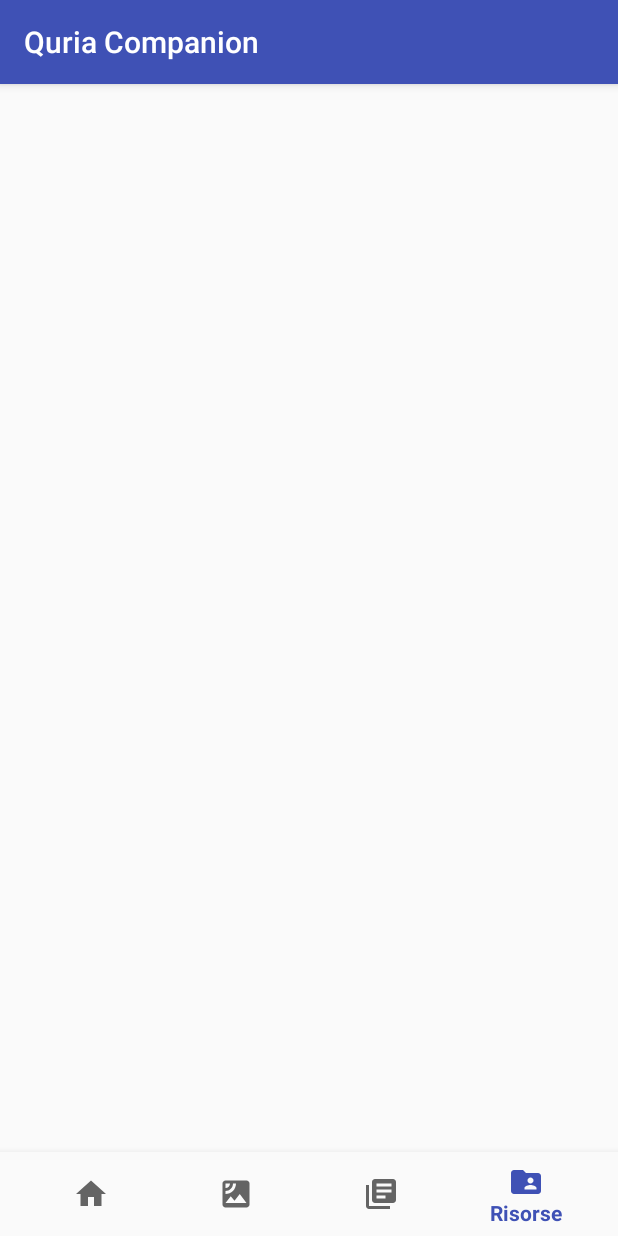
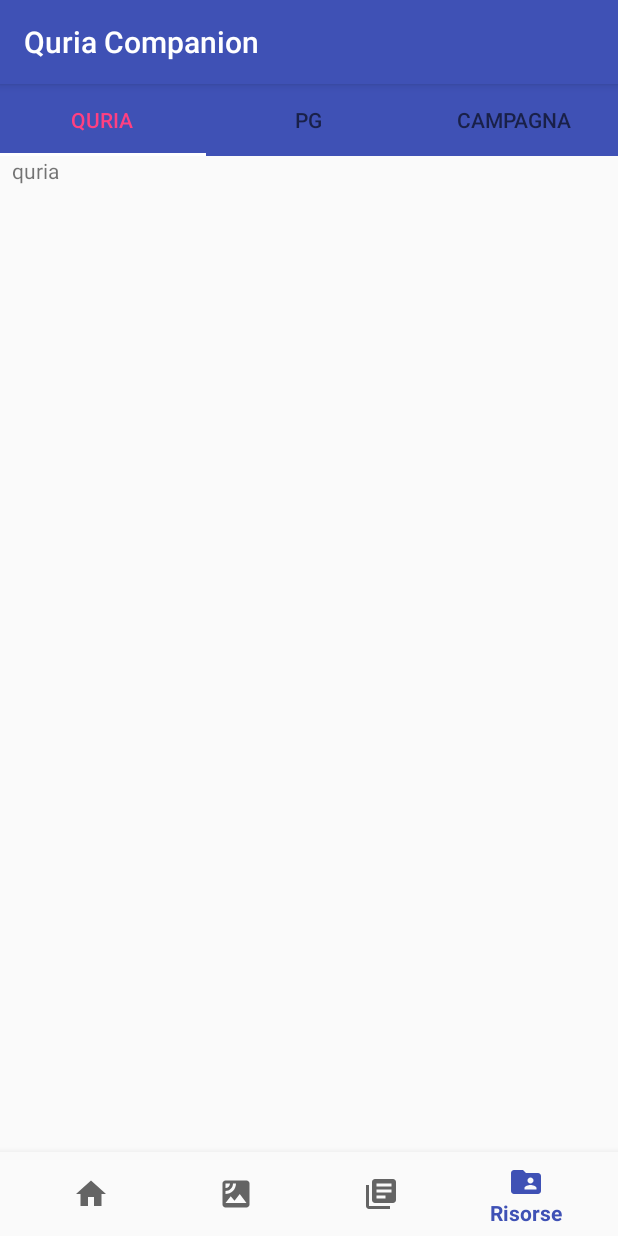
Before and after one commit to FedeX15/quria-app, an Android app: the screen it shows after launch (HomeActivity), item 4 of the bottom bar chosen, on a phone screen of 412 x 824 dp. Run offline under Robolectric (Android 15) with nearby library versions, the phone set to English and light mode, and no system bars; libraries missing offline, so code that uses them is left out: com.davemorrissey.labs, com.google.api.client, junit.framework; 1 statement that could not run was skipped.

Commit message:
Predisposizione scheda risorse

```diff
--- a/app/src/main/java/com/fexed/quriacompanion/HomeActivity.java
+++ b/app/src/main/java/com/fexed/quriacompanion/HomeActivity.java
@@ -19,6 +19,10 @@ import android.os.Bundle;
 import android.provider.MediaStore;
 import android.support.annotation.NonNull;
 import android.support.design.widget.BottomNavigationView;
+import android.support.design.widget.TabLayout;
+import android.support.v4.app.Fragment;
+import android.support.v4.app.FragmentManager;
+import android.support.v4.app.FragmentTransaction;
 import android.support.v7.app.AppCompatActivity;
 import android.support.v7.widget.LinearLayoutManager;
 import android.support.v7.widget.LinearSnapHelper;
@@ -38,6 +42,7 @@ import android.widget.Button;
 import android.widget.CheckBox;
 import android.widget.CompoundButton;
 import android.widget.EditText;
+import android.widget.FrameLayout;
 import android.widget.RadioButton;
 import android.widget.ScrollView;
 import android.widget.Spinner;
@@ -130,6 +135,7 @@ public class HomeActivity extends AppCompatActivity {
 
         preparaAtlante();
         preparaSchedaPG();
+        preparaRisorse();
 
         vf = (ViewFlipper) findViewById(R.id.vf);
 
@@ -1396,6 +1402,51 @@ public class HomeActivity extends AppCompatActivity {
         credititxt.clearFocus();
     }
 
+    private void preparaRisorse() {
+        FrameLayout simpleFrameLayout = (FrameLayout) findViewById(R.id.framelyt);
+        TabLayout tabLayout = (TabLayout) findViewById(R.id.tabLayout);
+
+        FragmentManager fm = getSupportFragmentManager();
+        FragmentTransaction ft = fm.beginTransaction();
+        ft.replace(R.id.framelyt, new QuriaFragment());
+        ft.setTransition(FragmentTransaction.TRANSIT_FRAGMENT_OPEN).addToBackStack(null).commit();
+
+
+        tabLayout.addOnTabSelectedListener(new TabLayout.OnTabSelectedListener() {
+            @Override
+            public void onTabSelected(TabLayout.Tab tab) {
+                Fragment fragment = null;
+                switch (tab.getPosition()) {
+                    case 0:
+                        fragment = new QuriaFragment();
+                        break;
+                    case 1:
+                        fragment = new PGFragment();
+                        break;
+                    case 2:
+                        fragment = new CampagnaFragment();
+                        break;
+                }
+                FragmentManager fm = getSupportFragmentManager();
+                FragmentTransaction ft = fm.beginTransaction();
+                ft.replace(R.id.framelyt, fragment);
+                ft.setTransition(FragmentTransaction.TRANSIT_FRAGMENT_OPEN).addToBackStack(null).commit();
+
+            }
+
+            @Override
+            public void onTabUnselected(TabLayout.Tab tab) {
+
+            }
+
+            @Override
+            public void onTabReselected(TabLayout.Tab tab) {
+
+            }
+        });
+
+    }
+
     private void saveSchedaPG() {
         String str = new StringBuilder("").append(state.getString("pgname", null)).append("|")
                 .append(state.getString("pgclass", null)).append("|")
--- /dev/null
+++ b/app/src/main/java/com/fexed/quriacompanion/QuriaFragment.java
@@ -0,0 +1,26 @@
+package com.fexed.quriacompanion;
+
+import android.support.v4.app.Fragment;
+import android.os.Bundle;
+import android.view.LayoutInflater;
+import android.view.View;
+import android.view.ViewGroup;
+
+public class QuriaFragment extends Fragment {
+    public QuriaFragment() {
+
+    }
+
+
+    @Override
+    public void onCreate(Bundle savedInstanceState) {
+        super.onCreate(savedInstanceState);
+    }
+
+    @Override
+    public View onCreateView(LayoutInflater inflater, ViewGroup container, Bundle savedInstanceState) {
+        // Inflate the layout for this fragment
+        return inflater.inflate(R.layout.quriafragment, container, false);
+    }
+
+}
--- /dev/null
+++ b/app/src/main/res/layout/quriafragment.xml
@@ -0,0 +1,11 @@
+<?xml version="1.0" encoding="utf-8"?>
+<android.support.constraint.ConstraintLayout
+    xmlns:android="http://schemas.android.com/apk/res/android" android:layout_width="match_parent"
+    android:layout_height="match_parent">
+
+    <TextView
+        android:id="@+id/quria"
+        android:layout_width="wrap_content"
+        android:layout_height="wrap_content"
+        android:text="quria" />
+</android.support.constraint.ConstraintLayout>
--- a/app/src/main/res/layout/risorse.xml
+++ b/app/src/main/res/layout/risorse.xml
@@ -1,6 +1,48 @@
-<FrameLayout xmlns:android="http://schemas.android.com/apk/res/android"
+<android.support.constraint.ConstraintLayout xmlns:android="http://schemas.android.com/apk/res/android"
+    xmlns:app="http://schemas.android.com/apk/res-auto"
     xmlns:tools="http://schemas.android.com/tools"
     android:layout_width="match_parent"
-    android:layout_height="wrap_content" >
+    android:layout_height="wrap_content">
 
-</FrameLayout>
+    <android.support.design.widget.TabLayout
+        android:id="@+id/tabLayout"
+        android:layout_width="0dp"
+        android:layout_height="wrap_content"
+        android:background="@color/colorPrimary"
+        app:layout_constraintEnd_toEndOf="parent"
+        app:layout_constraintStart_toStartOf="parent"
+        app:layout_constraintTop_toTopOf="parent"
+        app:tabIndicatorColor="@color/cardview_light_background"
+        app:tabSelectedTextColor="@color/colorAccent">
+
+        <android.support.design.widget.TabItem
+            android:layout_width="wrap_content"
+            android:layout_height="wrap_content"
+            android:text="Quria" />
+
+        <android.support.design.widget.TabItem
+            android:layout_width="wrap_content"
+            android:layout_height="wrap_content"
+            android:text="PG" />
+
+        <android.support.design.widget.TabItem
+            android:layout_width="wrap_content"
+            android:layout_height="wrap_content"
+            android:text="Campagna" />
+    </android.support.design.widget.TabLayout>
+
+    <FrameLayout
+        android:id="@+id/framelyt"
+        android:layout_width="0dp"
+        android:layout_height="0dp"
+        android:layout_marginEnd="8dp"
+        android:layout_marginStart="8dp"
+        app:layout_constraintBottom_toBottomOf="parent"
+        app:layout_constraintEnd_toEndOf="parent"
+        app:layout_constraintStart_toStartOf="parent"
+        app:layout_constraintTop_toBottomOf="@+id/tabLayout">
+
+    </FrameLayout>
+
+
+</android.support.constraint.ConstraintLayout>
--- a/app/src/main/res/values/colors.xml
+++ b/app/src/main/res/values/colors.xml
@@ -1,6 +1,6 @@
 <?xml version="1.0" encoding="utf-8"?>
 <resources>
-    <color name="colorPrimary">#3F51B5</color>
+    <color name="colorPrimary">#3f51b5</color>
     <color name="colorPrimaryDark">#303F9F</color>
     <color name="colorAccent">#ff4081</color>
     <color name="semitrasp">#64bfbfbf</color>
```
Also changed, not shown: app/src/main/java/com/fexed/quriacompanion/CampagnaFragment.java (added, +26 -0 lines), app/src/main/java/com/fexed/quriacompanion/PGFragment.java (added, +26 -0 lines), app/src/main/res/layout/campagnafragment.xml (added, +11 -0 lines), app/src/main/res/layout/pgfragment.xml (added, +11 -0 lines).
